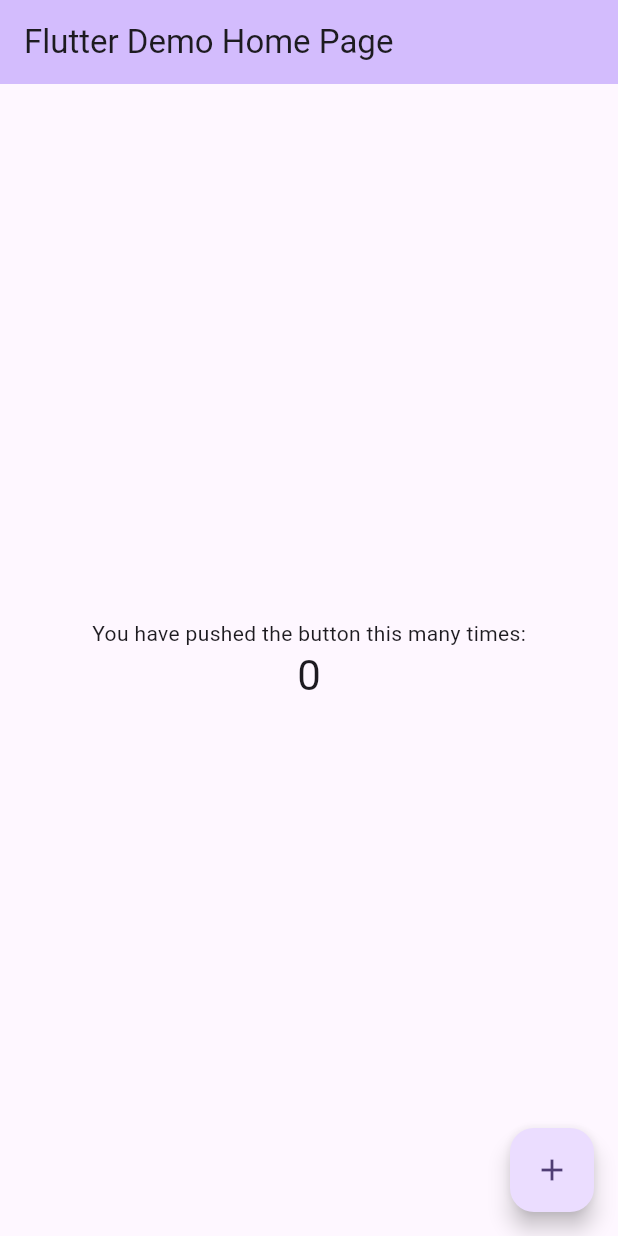
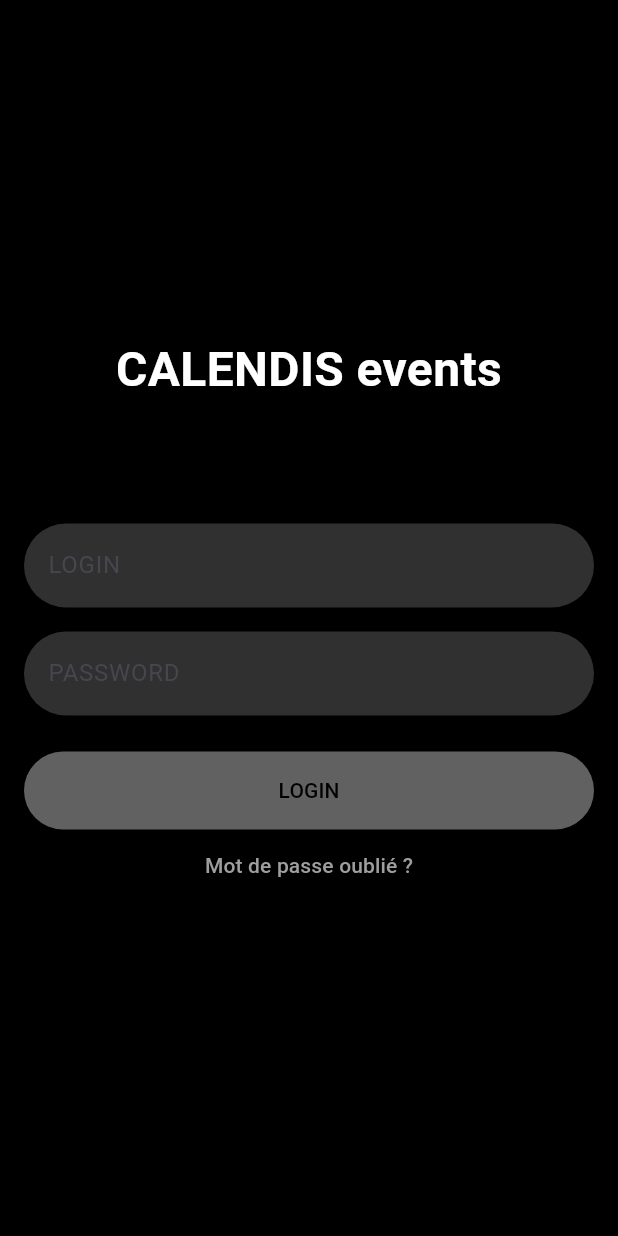
Before and after one commit to hugo-gaudre/calendis, a Flutter app: the screen it shows after launch, on a phone screen of 412 x 824 dp. Run offline on Flutter 3.47's test engine with Material 3 defaults, Android fonts, the phone set to English and light mode, and no system bars.

Commit message:
login and events pages

```diff
--- a/Desktop/ProjetFlutter/calendis_events/lib/main.dart
+++ b/Desktop/ProjetFlutter/calendis_events/lib/main.dart
@@ -1,125 +1,20 @@
 import 'package:flutter/material.dart';
+import 'pages/login_page.dart';
 
 void main() {
-  runApp(const MyApp());
+  runApp(MyApp());
 }
 
 class MyApp extends StatelessWidget {
-  const MyApp({super.key});
-
-  // This widget is the root of your application.
   @override
   Widget build(BuildContext context) {
     return MaterialApp(
-      title: 'Flutter Demo',
+      title: 'Calendis Events',
       theme: ThemeData(
-        // This is the theme of your application.
-        //
-        // TRY THIS: Try running your application with "flutter run". You'll see
-        // the application has a purple toolbar. Then, without quitting the app,
-        // try changing the seedColor in the colorScheme below to Colors.green
-        // and then invoke "hot reload" (save your changes or press the "hot
-        // reload" button in a Flutter-supported IDE, or press "r" if you used
-        // the command line to start the app).
-        //
-        // Notice that the counter didn't reset back to zero; the application
-        // state is not lost during the reload. To reset the state, use hot
-        // restart instead.
-        //
-        // This works for code too, not just values: Most code changes can be
-        // tested with just a hot reload.
-        colorScheme: ColorScheme.fromSeed(seedColor: Colors.deepPurple),
-        useMaterial3: true,
+        primarySwatch: Colors.blue,
+        visualDensity: VisualDensity.adaptivePlatformDensity,
       ),
-      home: const MyHomePage(title: 'Flutter Demo Home Page'),
+      home: LoginPage(),
     );
   }
 }
-
-class MyHomePage extends StatefulWidget {
-  const MyHomePage({super.key, required this.title});
-
-  // This widget is the home page of your application. It is stateful, meaning
-  // that it has a State object (defined below) that contains fields that affect
-  // how it looks.
-
-  // This class is the configuration for the state. It holds the values (in this
-  // case the title) provided by the parent (in this case the App widget) and
-  // used by the build method of the State. Fields in a Widget subclass are
-  // always marked "final".
-
-  final String title;
-
-  @override
-  State<MyHomePage> createState() => _MyHomePageState();
-}
-
-class _MyHomePageState extends State<MyHomePage> {
-  int _counter = 0;
-
-  void _incrementCounter() {
-    setState(() {
-      // This call to setState tells the Flutter framework that something has
-      // changed in this State, which causes it to rerun the build method below
-      // so that the display can reflect the updated values. If we changed
-      // _counter without calling setState(), then the build method would not be
-      // called again, and so nothing would appear to happen.
-      _counter++;
-    });
-  }
-
-  @override
-  Widget build(BuildContext context) {
-    // This method is rerun every time setState is called, for instance as done
-    // by the _incrementCounter method above.
-    //
-    // The Flutter framework has been optimized to make rerunning build methods
-    // fast, so that you can just rebuild anything that needs updating rather
-    // than having to individually change instances of widgets.
-    return Scaffold(
-      appBar: AppBar(
-        // TRY THIS: Try changing the color here to a specific color (to
-        // Colors.amber, perhaps?) and trigger a hot reload to see the AppBar
-        // change color while the other colors stay the same.
-        backgroundColor: Theme.of(context).colorScheme.inversePrimary,
-        // Here we take the value from the MyHomePage object that was created by
-        // the App.build method, and use it to set our appbar title.
-        title: Text(widget.title),
-      ),
-      body: Center(
-        // Center is a layout widget. It takes a single child and positions it
-        // in the middle of the parent.
-        child: Column(
-          // Column is also a layout widget. It takes a list of children and
-          // arranges them vertically. By default, it sizes itself to fit its
-          // children horizontally, and tries to be as tall as its parent.
-          //
-          // Column has various properties to control how it sizes itself and
-          // how it positions its children. Here we use mainAxisAlignment to
-          // center the children vertically; the main axis here is the vertical
-          // axis because Columns are vertical (the cross axis would be
-          // horizontal).
-          //
-          // TRY THIS: Invoke "debug painting" (choose the "Toggle Debug Paint"
-          // action in the IDE, or press "p" in the console), to see the
-          // wireframe for each widget.
-          mainAxisAlignment: MainAxisAlignment.center,
-          children: <Widget>[
-            const Text(
-              'You have pushed the button this many times:',
-            ),
-            Text(
-              '$_counter',
-              style: Theme.of(context).textTheme.headlineMedium,
-            ),
-          ],
-        ),
-      ),
-      floatingActionButton: FloatingActionButton(
-        onPressed: _incrementCounter,
-        tooltip: 'Increment',
-        child: const Icon(Icons.add),
-      ), // This trailing comma makes auto-formatting nicer for build methods.
-    );
-  }
-}
--- /dev/null
+++ b/Desktop/ProjetFlutter/calendis_events/lib/pages/login_page.dart
@@ -0,0 +1,78 @@
+import 'package:flutter/material.dart';
+import 'event_list_page.dart'; // Assurez-vous d'importer le fichier de la page de la liste d'événements correctement.
+
+class LoginPage extends StatelessWidget {
+  @override
+  Widget build(BuildContext context) {
+    return Scaffold(
+      backgroundColor: Colors.black,
+      body: Padding(
+        padding: EdgeInsets.all(16.0),
+        child: Column(
+          mainAxisAlignment: MainAxisAlignment.center,
+          crossAxisAlignment: CrossAxisAlignment.stretch,
+          children: <Widget>[
+            Text(
+              'CALENDIS events',
+              style: TextStyle(color: Colors.white, fontSize: 32.0, fontWeight: FontWeight.bold),
+              textAlign: TextAlign.center,
+            ),
+            SizedBox(height: 80.0),
+            TextFormField(
+              decoration: InputDecoration(
+                labelText: 'LOGIN',
+                filled: true,
+                fillColor: Colors.grey[850],
+                border: OutlineInputBorder(
+                  borderRadius: BorderRadius.circular(30.0),
+                  borderSide: BorderSide.none,
+                ),
+              ),
+              style: TextStyle(color: Colors.white),
+            ),
+            SizedBox(height: 16.0),
+            TextFormField(
+              decoration: InputDecoration(
+                labelText: 'PASSWORD',
+                filled: true,
+                fillColor: Colors.grey[850],
+                border: OutlineInputBorder(
+                  borderRadius: BorderRadius.circular(30.0),
+                  borderSide: BorderSide.none,
+                ),
+              ),
+              obscureText: true,
+              style: TextStyle(color: Colors.white),
+            ),
+            SizedBox(height: 24.0),
+            TextButton(
+              onPressed: () {
+                // Insérez ici la logique de connexion.
+                // Après une connexion réussie, naviguez vers la page de la liste d'événements.
+                Navigator.push(
+                  context,
+                  MaterialPageRoute(builder: (context) => EventListPage()),
+                );
+              },
+              child: Text('LOGIN'),
+              style: TextButton.styleFrom(
+                padding: EdgeInsets.symmetric(vertical: 16.0),
+                primary: Colors.black,
+                backgroundColor: Colors.grey[700],
+                shape: RoundedRectangleBorder(
+                  borderRadius: BorderRadius.circular(30.0),
+                ),
+              ),
+            ),
+            TextButton(
+              onPressed: () {
+                // Insérez ici la logique pour la récupération de mot de passe.
+              },
+              child: Text('Mot de passe oublié ?', style: TextStyle(color: Colors.grey)),
+            ),
+          ],
+        ),
+      ),
+    );
+  }
+}
```
Also changed, not shown: Desktop/ProjetFlutter/calendis_events/lib/pages/event_list_page.dart (added, +108 -0 lines).
